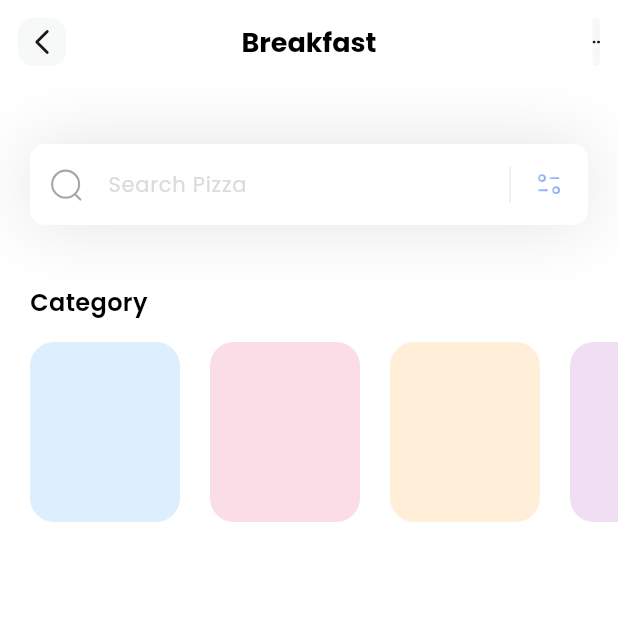
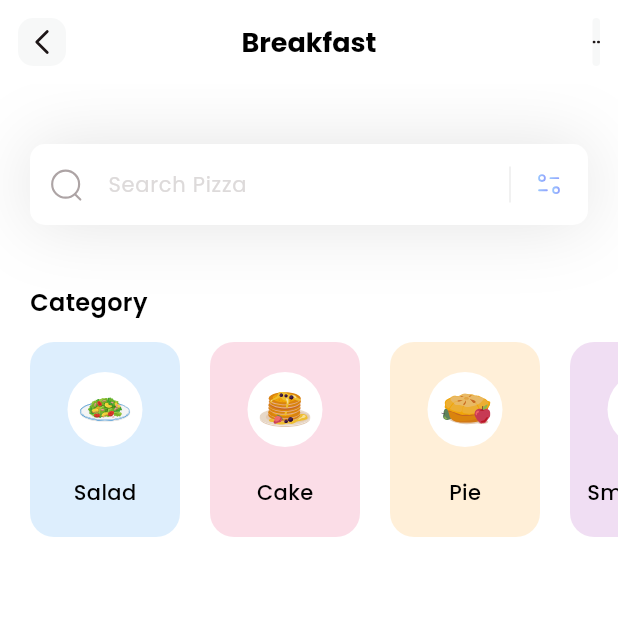
Before and after one commit to furyydev/trell, a Flutter app: the screen it shows after launch, on a phone screen of 412 x 824 dp, the top half of it. Run offline on Flutter 3.47's test engine with Material 3 defaults, Android fonts, the phone set to English and light mode, and no system bars; our stand-ins replace flutter_svg.

Commit message:
Completed Category Section

```diff
--- a/lib/pages/homepage.dart
+++ b/lib/pages/homepage.dart
@@ -43,7 +43,7 @@ class _HomepageState extends State<Homepage> {
               ),
               SizedBox(height: 15),
               Container(
-                height: 120,
+                height: 130,
                 child: ListView.separated(
                   itemCount: categories.length,
                   scrollDirection: Axis.horizontal,
@@ -56,6 +56,33 @@ class _HomepageState extends State<Homepage> {
                       decoration: BoxDecoration(
                         color: categories[index].boxColor.withOpacity(0.5),
                         borderRadius: BorderRadius.circular(16),
+                      ),
+                      child: Column(
+                        mainAxisAlignment: MainAxisAlignment.spaceEvenly,
+                        children: [
+                          Container(
+                            height: 50,
+                            width: 50,
+                            decoration: BoxDecoration(
+                              color: Colors.white,
+                              shape: BoxShape.circle,
+                            ),
+                            child: Padding(
+                              padding: const EdgeInsets.all(8.0),
+                              child: SvgPicture.asset(
+                                categories[index].iconPath,
+                              ),
+                            ),
+                          ),
+                          Text(
+                            categories[index].name,
+                            style: TextStyle(
+                              color: Colors.black,
+                              fontSize: 14,
+                              fontWeight: FontWeight.w500,
+                            ),
+                          ),
+                        ],
                       ),
                     );
                   },
```
